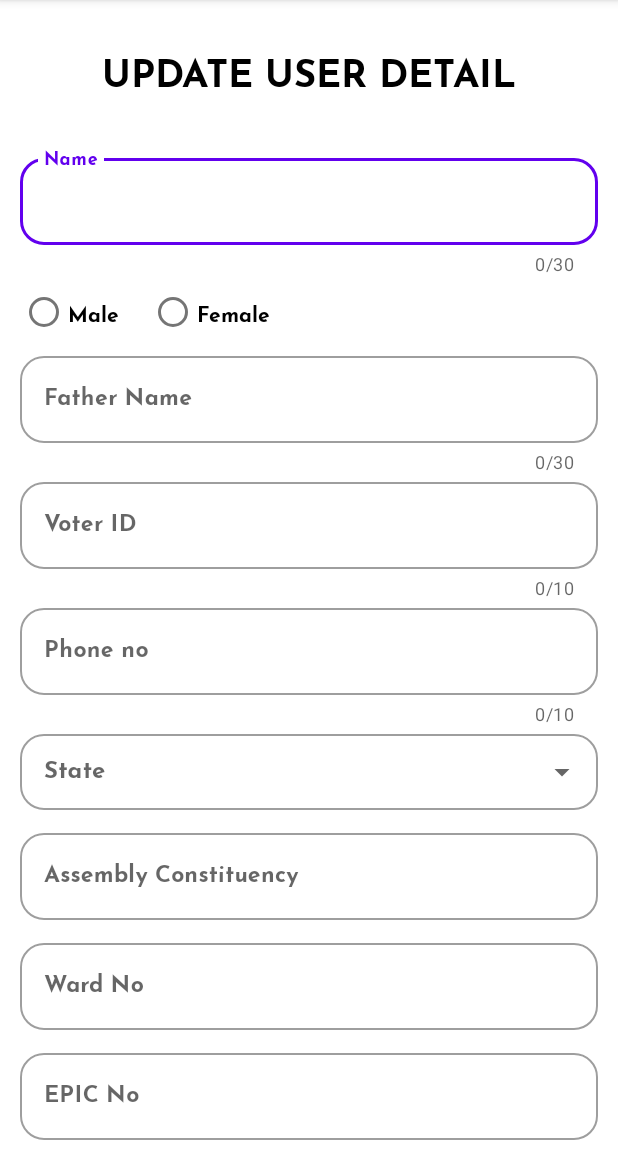
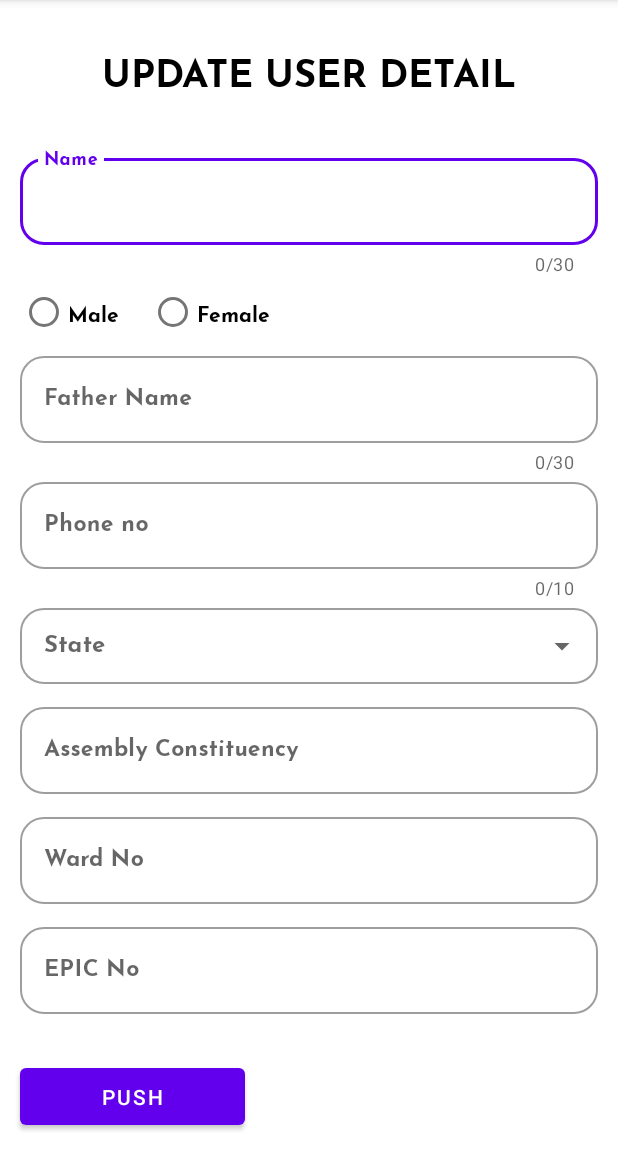
Before and after one commit to hariTH-0828/AdminController, an Android app: the screen it shows after launch (MainActivity), on a phone screen of 412 x 824 dp, the part 84-1236 px from its top. Run offline under Robolectric (Android 15) with nearby library versions, the phone set to English and light mode, and no system bars; our stand-ins replace Firebase (no records; nobody signed in at launch, a user with empty details on screens opened directly).

Commit message:
Local changes

```diff
--- a/app/build.gradle
+++ b/app/build.gradle
@@ -31,9 +31,10 @@ android {
 
 dependencies {
 
-    implementation 'androidx.appcompat:appcompat:1.6.0'
+    implementation 'androidx.appcompat:appcompat:1.6.1'
     implementation 'com.google.android.material:material:1.8.0'
     implementation 'androidx.constraintlayout:constraintlayout:2.1.4'
+    implementation 'org.xerial:sqlite-jdbc:3.40.1.0'
     implementation 'com.google.firebase:firebase-database:20.1.0'
     testImplementation 'junit:junit:4.13.2'
     androidTestImplementation 'androidx.test.ext:junit:1.1.5'
--- a/app/src/main/AndroidManifest.xml
+++ b/app/src/main/AndroidManifest.xml
@@ -2,6 +2,7 @@
 <manifest xmlns:android="http://schemas.android.com/apk/res/android"
     xmlns:tools="http://schemas.android.com/tools">
 
+    <uses-permission android:name="android.permission.INTERNET"/>
     <application
         android:allowBackup="true"
         android:dataExtractionRules="@xml/data_extraction_rules"
@@ -9,6 +10,8 @@
         android:icon="@mipmap/ic_launcher"
         android:label="@string/app_name"
         android:supportsRtl="true"
+        android:usesCleartextTraffic="true"
+        android:networkSecurityConfig="@xml/network_security_config"
         android:theme="@style/Theme.VoterList"
         tools:targetApi="31">
         <activity
--- /dev/null
+++ b/app/src/main/java/edu/mobile/voterlist/Gender.java
@@ -0,0 +1,5 @@
+package edu.mobile.voterlist;
+
+public enum Gender {
+    MALE, FEMALE, TRANS_GENDER, NO_MENTION
+}
--- a/app/src/main/java/edu/mobile/voterlist/MainActivity.java
+++ b/app/src/main/java/edu/mobile/voterlist/MainActivity.java
@@ -1,34 +1,33 @@
 package edu.mobile.voterlist;
 
+import androidx.annotation.NonNull;
 import androidx.appcompat.app.AppCompatActivity;
-
 import android.os.Bundle;
 import android.util.Log;
 import android.view.View;
-import android.widget.AdapterView;
 import android.widget.ArrayAdapter;
 import android.widget.AutoCompleteTextView;
-import android.widget.Button;
 import android.widget.EditText;
 import android.widget.RadioButton;
 import android.widget.RadioGroup;
 import android.widget.Toast;
 
+import com.google.android.gms.tasks.OnCompleteListener;
+import com.google.android.gms.tasks.Task;
+import com.google.firebase.database.DatabaseReference;
+import com.google.firebase.database.FirebaseDatabase;
+
+import java.nio.charset.StandardCharsets;
+
 
 public class MainActivity extends AppCompatActivity {
 
     AutoCompleteTextView autoCompleteTextView;
-    // Initialize database variables
-    String name, fatherName, voterId, phoneNo, state, assembly, wardNo, epicNo;
-
-    // Initialize Firebase objects
-
-
-    EditText editName, editFatherName, editVoterID, editPhone, editState, editAssembly, editWard, editEpic;
+    String name, fatherName, phoneNo, state, assembly, wardNo, epicNo;
+    EditText editName, editFatherName, editPhone, editAssembly, editWard, editEpic;
     String getGender;
     RadioGroup radioGroup;
     RadioButton genderBtn;
-    Button pushBtn;
 
     @Override
     protected void onCreate(Bundle savedInstanceState) {
@@ -36,32 +35,24 @@ public class MainActivity extends AppCompatActivity {
         setContentView(R.layout.activity_main);
 
         autoCompleteTextView = findViewById(R.id.editState);
-        String[] state = new String[]{
-           "Andhra Pradesh","Arunachal Pradesh", "Assam", "Bihar", "Chhattisgarh", "Delhi", "Goa",
-           "Gujarat", "Haryana", "Himachal Pradesh", "Jammu and Kashmir", "Jharkhand", "Karnataka", "Kerala", "Madhya Pradesh",
-           "Maharashtra", "Manipur", "Meghalaya", "Mizoram", "Nagaland", "Odisha", "Punjab", "Puducherry", "Rajasthan",
-           "Sikkim", "Tamil Nadu", "Telangana", "Tripura", "Uttarakhand", "Uttar Pradesh", "West Bengal"
-        };
-
-        ArrayAdapter<String> adapter = new ArrayAdapter<>(this, R.layout.dropdown_list, state);
-        autoCompleteTextView.setAdapter(adapter);
 
         editName = findViewById(R.id.editName);
         editFatherName = findViewById(R.id.editFatherName);
-        editVoterID = findViewById(R.id.editVoterID);
         editPhone = findViewById(R.id.editPhone);
         editAssembly = findViewById(R.id.editAssembly);
         editWard = findViewById(R.id.editWard);
         editEpic = findViewById(R.id.editEpic);
         radioGroup = findViewById(R.id.groupRadio);
-        pushBtn = findViewById(R.id.pushBtn);
 
-        /*autoCompleteTextView.setOnItemClickListener(new AdapterView.OnItemClickListener() {
-            @Override
-            public void onItemClick(AdapterView<?> adapterView, View view, int i, long l) {
-                Toast.makeText(getApplicationContext(), ""+autoCompleteTextView.getText().toString(), Toast.LENGTH_LONG).show();
-            }
-        });*/
+        String[] state = new String[]{
+            "Andhra Pradesh","Arunachal Pradesh", "Assam", "Bihar", "Chhattisgarh", "Delhi", "Goa",
+            "Gujarat", "Haryana", "Himachal Pradesh", "Jammu and Kashmir", "Jharkhand", "Karnataka", "Kerala", "Madhya Pradesh",
+            "Maharashtra", "Manipur", "Meghalaya", "Mizoram", "Nagaland", "Odisha", "Punjab", "Puducherry", "Rajasthan",
+            "Sikkim", "Tamil Nadu", "Telangana", "Tripura", "Uttarakhand", "Uttar Pradesh", "West Bengal"
+        };
+
+        ArrayAdapter<String> adapter = new ArrayAdapter<>(getApplicationContext(), R.layout.dropdown_list, state);
+        autoCompleteTextView.setAdapter(adapter);
 
     }
 
@@ -76,22 +67,34 @@ public class MainActivity extends AppCompatActivity {
     public void onPushClick(View view) {
         name = editName.getText().toString().trim();
         fatherName = editFatherName.getText().toString().trim();
-        voterId = editVoterID.getText().toString();
         phoneNo = editPhone.getText().toString();
         state = autoCompleteTextView.getText().toString();
         assembly = editAssembly.getText().toString();
         wardNo = editWard.getText().toString();
         epicNo = editEpic.getText().toString();
 
-        Log.d("Button_status", "Push clicked");
+        FirebaseDatabase database = FirebaseDatabase.getInstance();
+        DatabaseReference reference = database.getReference("Users");
 
-        if(!name.isEmpty() && !fatherName.isEmpty() && !voterId.isEmpty() && !phoneNo.isEmpty() && !getGender.isEmpty()
-                && !state.isEmpty() && !assembly.isEmpty() && !wardNo.isEmpty() && !epicNo.isEmpty()) {
+        if(!name.isEmpty() && !fatherName.isEmpty() && !phoneNo.isEmpty() && !state.isEmpty() && !assembly.isEmpty()
+            && !wardNo.isEmpty() && !epicNo.isEmpty() && !getGender.isEmpty()){
 
-            Log.d("Button_status", name+" "+fatherName+" "+voterId+" "+state);
+            Users user = new Users(name, fatherName, getGender, phoneNo, state, assembly, wardNo, epicNo);
+            reference.child(name).setValue(user).addOnCompleteListener(new OnCompleteListener<Void>() {
+                @Override
+                public void onComplete(@NonNull Task<Void> task) {
+                    Toast.makeText(getApplicationContext(), "Add user successfully", Toast.LENGTH_LONG).show();
+                }
+            });
+
+            editName.setText("");
+            editFatherName.setText("");
+            editPhone.setText("");
+            editAssembly.setText("");
+            editWard.setText("");
+            editEpic.setText("");
+        }else{
+            Toast.makeText(getApplicationContext(), "Push Failed!", Toast.LENGTH_SHORT).show();
         }
-
     }
-
-
 }
--- a/app/src/main/res/layout/activity_main.xml
+++ b/app/src/main/res/layout/activity_main.xml
@@ -134,37 +134,6 @@
                     android:fontFamily="@font/josefin_bold"
                     android:hint="@string/label_fatherName"
                     android:inputType="text"
-                    android:textColorHint="#757575"
-                    android:textSize="15sp" />
-
-            </com.google.android.material.textfield.TextInputLayout>
-
-            <com.google.android.material.textfield.TextInputLayout
-                style="@style/Widget.MaterialComponents.TextInputLayout.OutlinedBox"
-                android:layout_width="match_parent"
-                android:layout_height="wrap_content"
-                android:layout_marginStart="10dp"
-                android:layout_marginEnd="10dp"
-                app:boxBackgroundMode="outline"
-                app:boxCornerRadiusBottomEnd="16dp"
-                app:boxCornerRadiusBottomStart="16dp"
-                app:boxCornerRadiusTopEnd="16dp"
-                app:boxCornerRadiusTopStart="16dp"
-                app:counterEnabled="true"
-                app:counterMaxLength="10"
-                app:layout_constraintBottom_toBottomOf="parent"
-                app:layout_constraintEnd_toEndOf="parent"
-                app:layout_constraintHorizontal_bias="1.0"
-                app:layout_constraintStart_toStartOf="parent"
-                app:layout_constraintTop_toTopOf="parent"
-                app:layout_constraintVertical_bias="0.274">
-
-                <com.google.android.material.textfield.TextInputEditText
-                    android:id="@+id/editVoterID"
-                    android:layout_width="match_parent"
-                    android:layout_height="wrap_content"
-                    android:fontFamily="@font/josefin_bold"
-                    android:hint="@string/label_voter"
                     android:textColorHint="#757575"
                     android:textSize="15sp" />
 
--- /dev/null
+++ b/app/src/main/res/xml/network_security_config.xml
@@ -0,0 +1,4 @@
+<?xml version="1.0" encoding="utf-8"?>
+<network-security-config xmlns:android="http://schemas.android.com/apk/res/android">
+    <base-config cleartextTrafficPermitted="true"></base-config>
+</network-security-config>
```
Also changed, not shown: app/src/main/java/edu/mobile/voterlist/Address.java (added, +49 -0 lines), app/src/main/java/edu/mobile/voterlist/Person.java (added, +58 -0 lines), app/src/main/java/edu/mobile/voterlist/Users.java (+3 -11 lines), app/src/main/java/edu/mobile/voterlist/Voter.java (added, +57 -0 lines).
